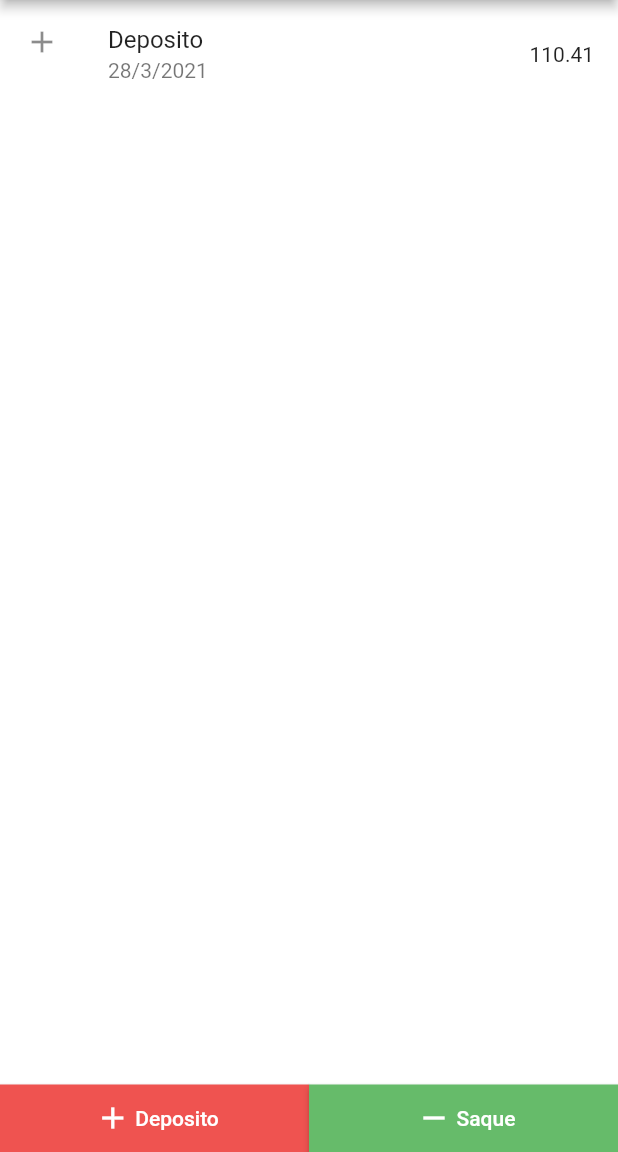
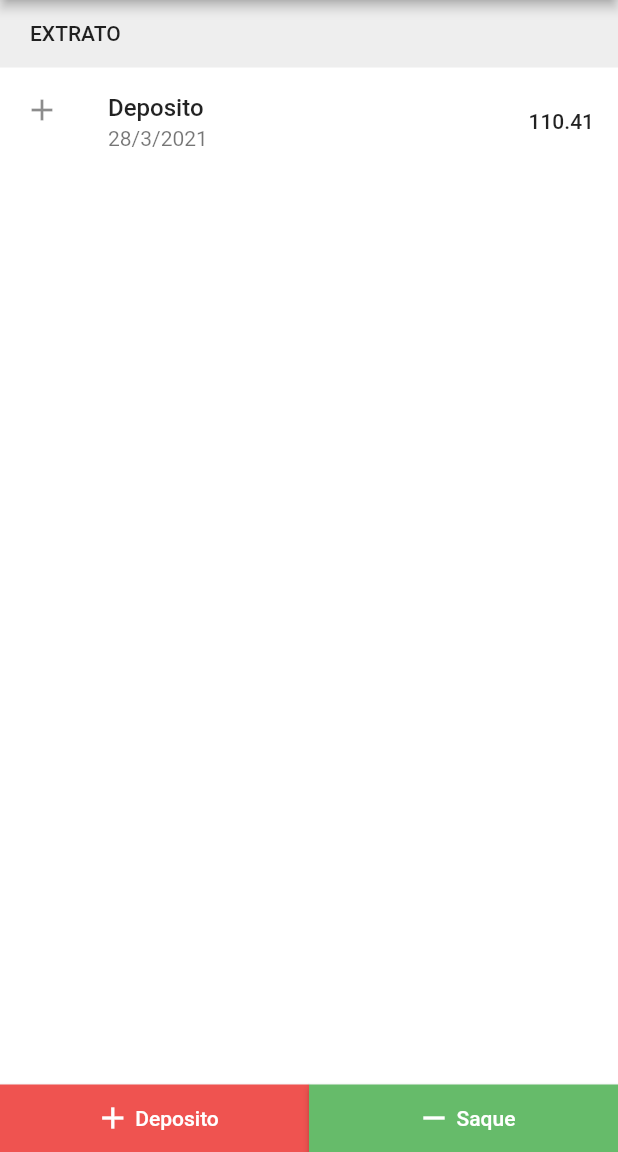
Before and after one commit to OdilonDamasceno/prova1_eyder, a Flutter app: the screen it shows after launch, after a tap on "Deposito", on a phone screen of 412 x 824 dp, the part 84-1236 px from its top. Run offline on Flutter 3.47's test engine with Material 2 defaults, Android fonts, the phone set to English and light mode, and no system bars.

Commit message:
feat: add EXTRATO widget to body

```diff
--- a/lib/src/modules/home/home_page.dart
+++ b/lib/src/modules/home/home_page.dart
@@ -30,17 +30,41 @@ class _HomePageState extends State<HomePage> {
           ),
         ],
       ),
-      body: ListView.builder(
+      body: Column(
+        children: [
+          Container(
+            alignment: Alignment.centerLeft,
+            padding: EdgeInsets.symmetric(horizontal: 20),
+            height: 45,
+            width: double.infinity,
+            color: Colors.grey[200],
+            child: Text(
+              "EXTRATO",
+              style: TextStyle(fontWeight: FontWeight.w500),
+            ),
+          ),
+          Expanded(
+            child: ListView.builder(
               itemCount: controller.transactions.length,
               itemBuilder: (_, index) {
                 Transaction transaction = controller.transactions[index];
                 return ListTile(
-            leading: Icon(transaction.isDeposit ? Icons.add : Icons.remove),
-            title: Text(transaction.isDeposit ? "Deposito" : "Saque"),
+                  leading:
+                      Icon(transaction.isDeposit ? Icons.add : Icons.remove),
+                  title: Text(
+                    transaction.isDeposit ? "Deposito" : "Saque",
+                    style: TextStyle(fontWeight: FontWeight.w500),
+                  ),
                   subtitle: Text(transaction.date),
-            trailing: Text(transaction.value.toStringAsFixed(2)),
+                  trailing: Text(
+                    transaction.value.toStringAsFixed(2),
+                    style: TextStyle(fontWeight: FontWeight.w500),
+                  ),
                 );
               },
+            ),
+          ),
+        ],
       ),
       bottomNavigationBar: SizedBox(
         height: 45,
```
Lines whose indentation alone changed are shown as unchanged.
